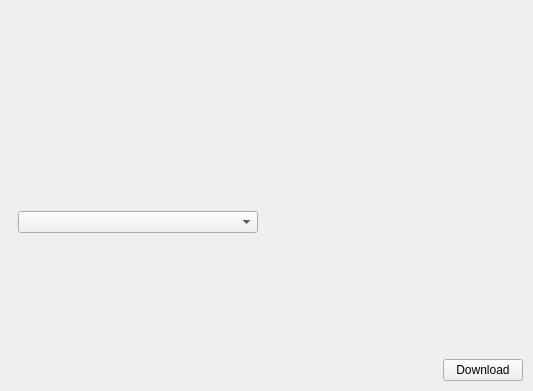
This is shared/stacer/Pages/Dashboard/dashboard_page.ui in s4solutionsllc/Nexis as Qt 5 draws it before an edit; both pictures show x 278 to 811 and y 192 to 583 of the 811 by 583 pixel window. The edited form follows.
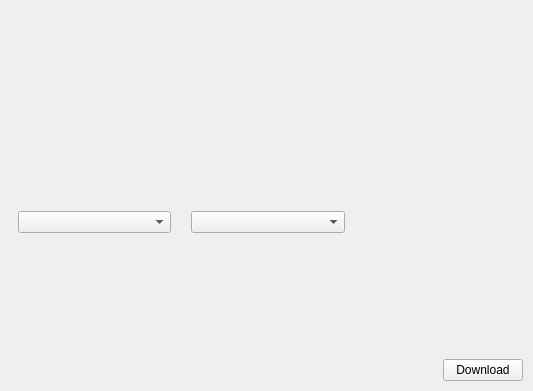
This is the edited form.

```diff
--- a/shared/stacer/Pages/Dashboard/dashboard_page.ui
+++ b/shared/stacer/Pages/Dashboard/dashboard_page.ui
@@ -35,8 +35,8 @@
    <property name="spacing">
     <number>0</number>
    </property>
-   <!-- Row 0: CircleBars spanning all 3 columns -->
-   <item row="0" column="0" colspan="3">
+   <!-- Row 0: CircleBars spanning all 4 columns -->
+   <item row="0" column="0" colspan="4">
     <widget class="QWidget" name="circleBars" native="true">
      <property name="sizePolicy">
       <sizepolicy hsizetype="Expanding" vsizetype="Expanding">
@@ -198,8 +198,46 @@
      </layout>
     </widget>
    </item>
-   <!-- Row 1, Col 2: Line Bars (Download / Upload stacked) -->
+   <!-- Row 1, Col 2: GPU container -->
    <item row="1" column="2">
+    <widget class="QWidget" name="gpuContainer" native="true">
+     <property name="sizePolicy">
+      <sizepolicy hsizetype="Expanding" vsizetype="Expanding">
+       <horstretch>0</horstretch>
+       <verstretch>0</verstretch>
+      </sizepolicy>
+     </property>
+     <layout class="QVBoxLayout" name="gpuContainerLayout">
+      <property name="spacing">
+       <number>5</number>
+      </property>
+      <property name="leftMargin">
+       <number>10</number>
+      </property>
+      <property name="topMargin">
+       <number>10</number>
+      </property>
+      <property name="rightMargin">
+       <number>10</number>
+      </property>
+      <property name="bottomMargin">
+       <number>5</number>
+      </property>
+      <item>
+       <widget class="QComboBox" name="cmbGpuDevice">
+        <property name="cursor">
+         <cursorShape>PointingHandCursor</cursorShape>
+        </property>
+        <property name="focusPolicy">
+         <enum>Qt::NoFocus</enum>
+        </property>
+       </widget>
+      </item>
+     </layout>
+    </widget>
+   </item>
+   <!-- Row 1, Col 3: Line Bars (Download / Upload stacked) -->
+   <item row="1" column="3">
     <widget class="QWidget" name="lineBars" native="true">
      <property name="sizePolicy">
       <sizepolicy hsizetype="Expanding" vsizetype="Expanding">
@@ -233,7 +271,7 @@
     </widget>
    </item>
    <!-- Row 2: Update Bar spanning all columns -->
-   <item row="2" column="0" colspan="3">
+   <item row="2" column="0" colspan="4">
     <widget class="QWidget" name="widgetUpdateBar" native="true">
      <property name="sizePolicy">
       <sizepolicy hsizetype="Expanding" vsizetype="Fixed">
```
